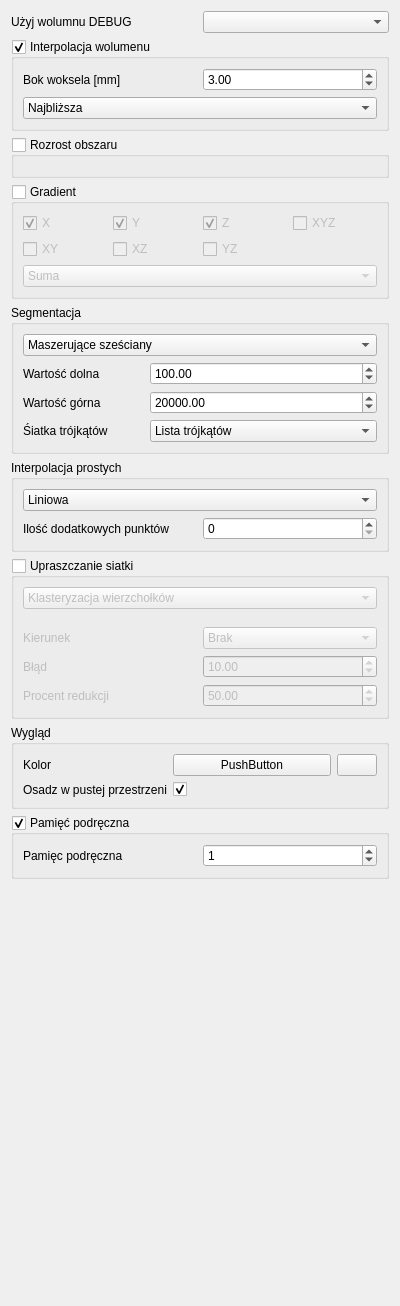
Old version of the form src/SokarUi/SegmentationPipelineEditor.ui in the repository jedrzejowski/sokar-app.
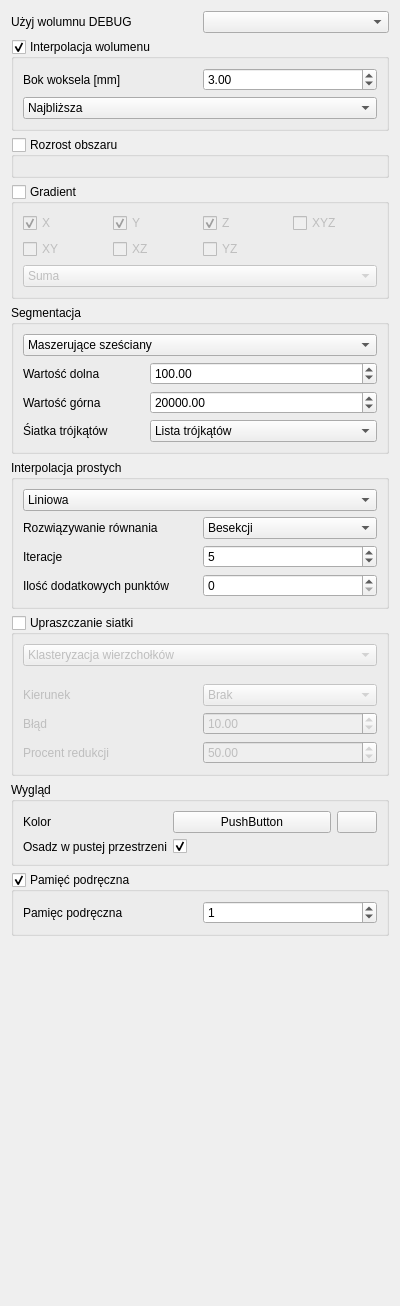
New version of the form. Icons and pictures are not drawn. Custom widgets are drawn as their Qt base class.

What changed in the file:
```diff
--- a/src/SokarUi/SegmentationPipelineEditor.ui
+++ b/src/SokarUi/SegmentationPipelineEditor.ui
@@ -365,16 +365,51 @@
       </item>
       <item>
        <layout class="QGridLayout" name="common_line_interpolation_bix">
-        <item row="0" column="1">
-         <widget class="QtUi::SpinBox" name="line_interpolation_extend_point"/>
-        </item>
-        <item row="0" column="0">
+        <item row="2" column="0">
          <widget class="QLabel" name="label">
           <property name="text">
            <string>Ilość dodatkowych punktów</string>
           </property>
          </widget>
         </item>
+        <item row="0" column="0">
+         <widget class="QLabel" name="label_5">
+          <property name="text">
+           <string>Rozwiązywanie równania</string>
+          </property>
+         </widget>
+        </item>
+        <item row="0" column="1">
+         <widget class="QComboBox" name="line_interpolation_iter_method">
+          <item>
+           <property name="text">
+            <string>Besekcji</string>
+           </property>
+          </item>
+          <item>
+           <property name="text">
+            <string>Regula falsi</string>
+           </property>
+          </item>
+         </widget>
+        </item>
+        <item row="2" column="1">
+         <widget class="QtUi::SpinBox" name="line_interpolation_extend_point"/>
+        </item>
+        <item row="1" column="0">
+         <widget class="QLabel" name="label_6">
+          <property name="text">
+           <string>Iteracje</string>
+          </property>
+         </widget>
+        </item>
+        <item row="1" column="1">
+         <widget class="QtUi::SpinBox" name="line_interpolation_max_iter">
+          <property name="value">
+           <number>5</number>
+          </property>
+         </widget>
+        </item>
        </layout>
       </item>
      </layout>
```
